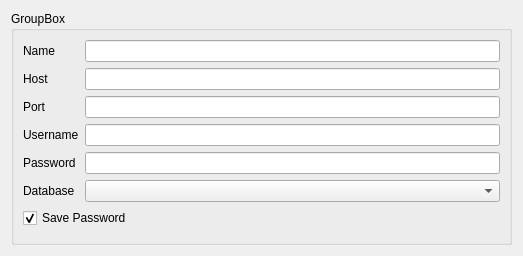
This is ui/dlg_edit_postgis_connection.ui in geometalab/Vector-Tiles-Reader-QGIS-Plugin as Qt 5 draws it before an edit. The edited form follows.
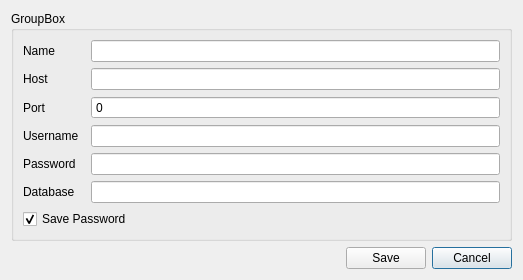
This is the edited form.

Commit message: postgis ui extended

```diff
--- a/ui/dlg_edit_postgis_connection.ui
+++ b/ui/dlg_edit_postgis_connection.ui
@@ -7,19 +7,49 @@
     <x>0</x>
     <y>0</y>
     <width>523</width>
-    <height>256</height>
+    <height>253</height>
    </rect>
   </property>
   <property name="windowTitle">
    <string>Dialog</string>
   </property>
   <layout class="QGridLayout" name="gridLayout">
-   <item row="0" column="0">
+   <item row="1" column="2">
+    <widget class="QPushButton" name="btnCancel">
+     <property name="text">
+      <string>Cancel</string>
+     </property>
+    </widget>
+   </item>
+   <item row="1" column="1">
+    <widget class="QPushButton" name="btnSave">
+     <property name="text">
+      <string>Save</string>
+     </property>
+    </widget>
+   </item>
+   <item row="1" column="0">
+    <spacer name="horizontalSpacer">
+     <property name="orientation">
+      <enum>Qt::Horizontal</enum>
+     </property>
+     <property name="sizeHint" stdset="0">
+      <size>
+       <width>40</width>
+       <height>20</height>
+      </size>
+     </property>
+    </spacer>
+   </item>
+   <item row="0" column="0" colspan="3">
     <widget class="QGroupBox" name="Connection">
      <property name="title">
       <string>GroupBox</string>
      </property>
      <layout class="QGridLayout" name="gridLayout_2">
+      <item row="0" column="2">
+       <widget class="QLineEdit" name="txtpgName"/>
+      </item>
       <item row="1" column="0">
        <widget class="QLabel" name="lblpgHost">
         <property name="text">
@@ -34,10 +64,7 @@
         </property>
        </widget>
       </item>
-      <item row="2" column="1">
-       <widget class="QLineEdit" name="txtpgPort"/>
-      </item>
-      <item row="3" column="1">
+      <item row="3" column="2">
        <widget class="QLineEdit" name="txtpgUsername"/>
       </item>
       <item row="2" column="0">
@@ -47,7 +74,7 @@
         </property>
        </widget>
       </item>
-      <item row="1" column="1">
+      <item row="1" column="2">
        <widget class="QLineEdit" name="txtpgHost"/>
       </item>
       <item row="5" column="0">
@@ -57,9 +84,6 @@
         </property>
        </widget>
       </item>
-      <item row="5" column="1">
-       <widget class="QComboBox" name="comboBox"/>
-      </item>
       <item row="4" column="0">
        <widget class="QLabel" name="lblpgPassword">
         <property name="text">
@@ -67,23 +91,21 @@
         </property>
        </widget>
       </item>
-      <item row="7" column="0">
-       <spacer name="verticalSpacer">
-        <property name="orientation">
-         <enum>Qt::Vertical</enum>
+      <item row="0" column="0">
+       <widget class="QLabel" name="lblpgName">
+        <property name="text">
+         <string>Name</string>
         </property>
-        <property name="sizeHint" stdset="0">
-         <size>
-          <width>20</width>
-          <height>23</height>
-         </size>
+       </widget>
+      </item>
+      <item row="4" column="2">
+       <widget class="QLineEdit" name="txtpgPassword">
+        <property name="echoMode">
+         <enum>QLineEdit::Password</enum>
         </property>
-       </spacer>
+       </widget>
       </item>
-      <item row="4" column="1">
-       <widget class="QLineEdit" name="txtpgPassword"/>
-      </item>
-      <item row="6" column="0" colspan="2">
+      <item row="6" column="0" colspan="3">
        <widget class="QCheckBox" name="chkpgStorePassword">
         <property name="text">
          <string>Save Password</string>
@@ -93,16 +115,22 @@
         </property>
        </widget>
       </item>
-      <item row="0" column="1">
-       <widget class="QLineEdit" name="txtpgName"/>
-      </item>
-      <item row="0" column="0">
-       <widget class="QLabel" name="lblpgName">
-        <property name="text">
-         <string>Name</string>
+      <item row="2" column="2">
+       <widget class="QSpinBox" name="spinpgPort">
+        <property name="buttonSymbols">
+         <enum>QAbstractSpinBox::NoButtons</enum>
+        </property>
+        <property name="minimum">
+         <number>0</number>
+        </property>
+        <property name="maximum">
+         <number>65535</number>
         </property>
        </widget>
       </item>
+      <item row="5" column="2">
+       <widget class="QLineEdit" name="txtpgDatabase"/>
+      </item>
      </layout>
     </widget>
    </item>
```
Left out of the diff: 45 changed lines with no effect on the pictures. The commit also changes 10 other files.
